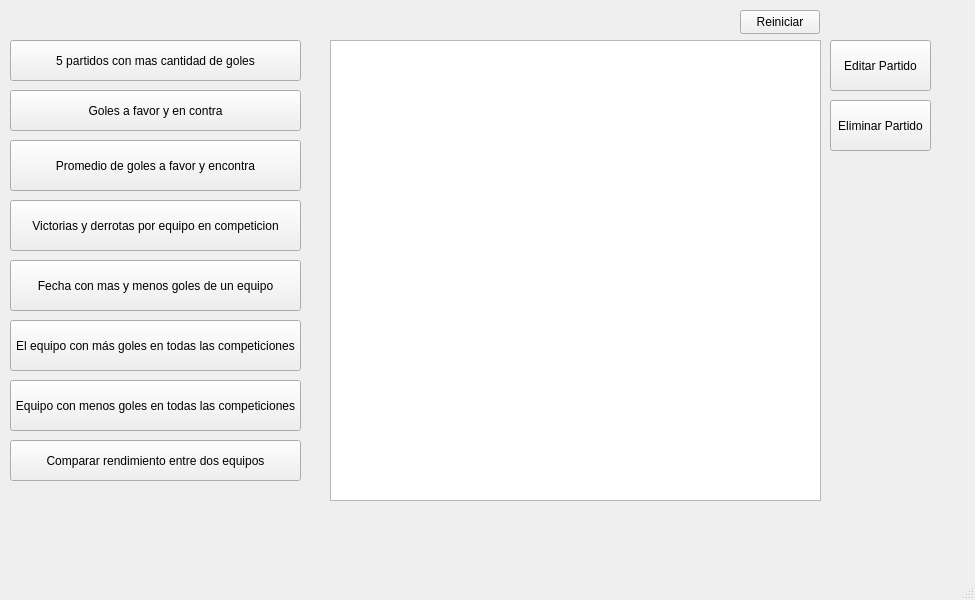
mat1v1dal/EstadisticasFutbolUI, file mainwindow.ui: the form before one commit.
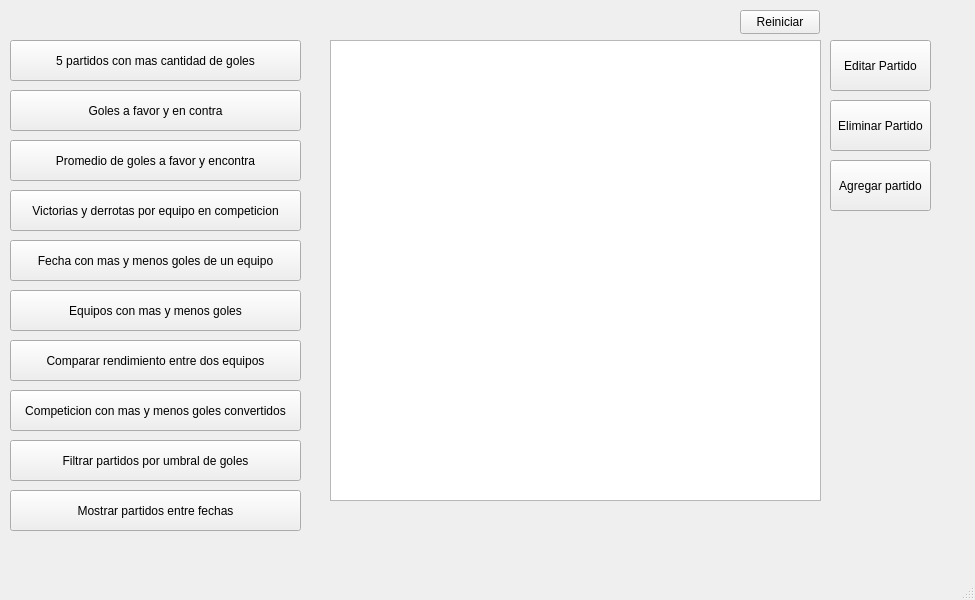
The form after the commit.

Commit message: falta eliminar partido y contar los if

What changed in the file:
```diff
--- a/mainwindow.ui
+++ b/mainwindow.ui
@@ -67,13 +67,13 @@
     <property name="geometry">
      <rect>
       <x>10</x>
-      <y>320</y>
+      <y>290</y>
       <width>291</width>
-      <height>51</height>
+      <height>41</height>
      </rect>
     </property>
     <property name="text">
-     <string>El equipo con más goles en todas las competiciones</string>
+     <string>Equipos con mas y menos goles</string>
     </property>
    </widget>
    <widget class="QPushButton" name="promedioGolesButton">
@@ -82,7 +82,7 @@
       <x>10</x>
       <y>140</y>
       <width>291</width>
-      <height>51</height>
+      <height>41</height>
      </rect>
     </property>
     <property name="text">
@@ -93,9 +93,9 @@
     <property name="geometry">
      <rect>
       <x>10</x>
-      <y>200</y>
+      <y>190</y>
       <width>291</width>
-      <height>51</height>
+      <height>41</height>
      </rect>
     </property>
     <property name="text">
@@ -106,9 +106,9 @@
     <property name="geometry">
      <rect>
       <x>10</x>
-      <y>260</y>
+      <y>240</y>
       <width>291</width>
-      <height>51</height>
+      <height>41</height>
      </rect>
     </property>
     <property name="text">
@@ -151,24 +151,11 @@
      <string>5 partidos con mas cantidad de goles</string>
     </property>
    </widget>
-   <widget class="QPushButton" name="equipoMenosGolesButton">
-    <property name="geometry">
-     <rect>
-      <x>10</x>
-      <y>380</y>
-      <width>291</width>
-      <height>51</height>
-     </rect>
-    </property>
-    <property name="text">
-     <string>Equipo con menos goles en todas las competiciones</string>
-    </property>
-   </widget>
    <widget class="QPushButton" name="compararDosEquiposButton">
     <property name="geometry">
      <rect>
       <x>10</x>
-      <y>440</y>
+      <y>340</y>
       <width>291</width>
       <height>41</height>
      </rect>
@@ -190,6 +177,58 @@
      <string>Reiniciar</string>
     </property>
    </widget>
+   <widget class="QPushButton" name="masYmenosGolesButton">
+    <property name="geometry">
+     <rect>
+      <x>10</x>
+      <y>390</y>
+      <width>291</width>
+      <height>41</height>
+     </rect>
+    </property>
+    <property name="text">
+     <string>Competicion con mas y menos goles convertidos</string>
+    </property>
+   </widget>
+   <widget class="QPushButton" name="filtrarUmbralButton">
+    <property name="geometry">
+     <rect>
+      <x>10</x>
+      <y>440</y>
+      <width>291</width>
+      <height>41</height>
+     </rect>
+    </property>
+    <property name="text">
+     <string>Filtrar partidos por umbral de goles</string>
+    </property>
+   </widget>
+   <widget class="QPushButton" name="partidosEntreFechasButton">
+    <property name="geometry">
+     <rect>
+      <x>10</x>
+      <y>490</y>
+      <width>291</width>
+      <height>41</height>
+     </rect>
+    </property>
+    <property name="text">
+     <string>Mostrar partidos entre fechas</string>
+    </property>
+   </widget>
+   <widget class="QPushButton" name="agregarPartidoButton">
+    <property name="geometry">
+     <rect>
+      <x>830</x>
+      <y>160</y>
+      <width>101</width>
+      <height>51</height>
+     </rect>
+    </property>
+    <property name="text">
+     <string>Agregar partido</string>
+    </property>
+   </widget>
   </widget>
   <widget class="QMenuBar" name="menubar">
    <property name="geometry">
```
Left out of the diff: 1 changed line with no effect on the pictures. The commit also changes 15 other files.
